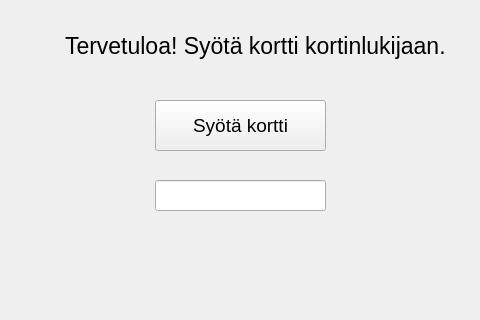
Qt form bank-automat/mainwindow.ui (sakukallioinen/pankkiautomaatti) before a commit; both pictures show x 135 to 615 and y 110 to 430 of the 800 by 600 pixel window.
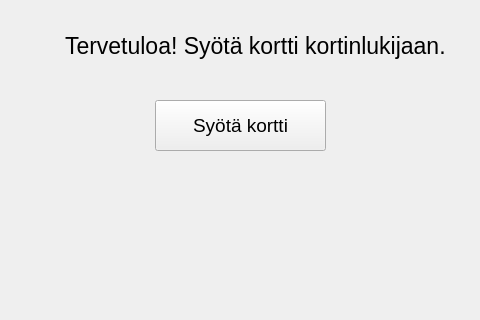
The same form after that commit.

The edit to the form file:
```diff
--- a/bank-automat/mainwindow.ui
+++ b/bank-automat/mainwindow.ui
@@ -53,13 +53,16 @@
    <widget class="QLineEdit" name="lineEditCardNum">
     <property name="geometry">
      <rect>
-      <x>290</x>
-      <y>290</y>
-      <width>171</width>
+      <x>310</x>
+      <y>220</y>
+      <width>121</width>
       <height>31</height>
      </rect>
     </property>
    </widget>
+   <zorder>lineEditCardNum</zorder>
+   <zorder>pushButtonCardReader</zorder>
+   <zorder>label</zorder>
   </widget>
   <widget class="QMenuBar" name="menubar">
    <property name="geometry">
```
